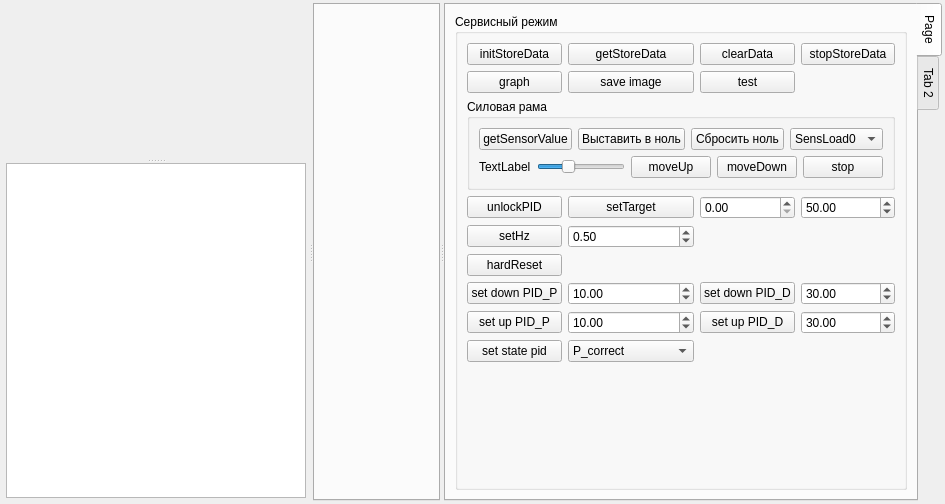
Above: pg-liga/experimentview.ui from predbannikov/pg-liga before the change. Below: the same form after it.
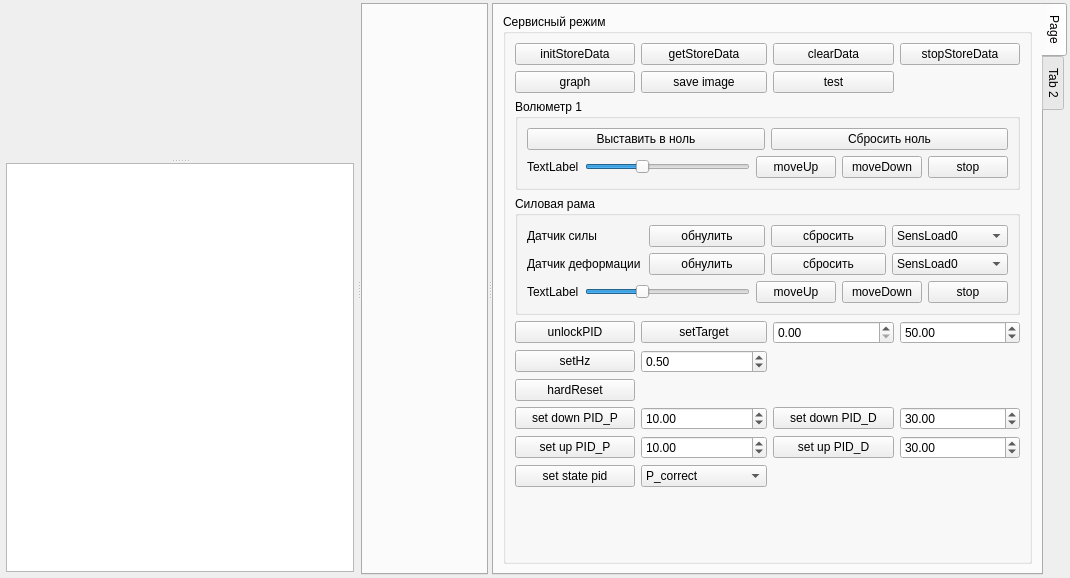
That is the form after the change. Custom widgets are drawn as their Qt base class.

Commit message: test btn set zero and offset loadframe

Patch:
```diff
--- a/pg-liga/experimentview.ui
+++ b/pg-liga/experimentview.ui
@@ -6,8 +6,8 @@
    <rect>
     <x>0</x>
     <y>0</y>
-    <width>943</width>
-    <height>504</height>
+    <width>1070</width>
+    <height>578</height>
    </rect>
   </property>
   <property name="windowTitle">
@@ -83,7 +83,7 @@
             <rect>
              <x>0</x>
              <y>0</y>
-             <width>307</width>
+             <width>357</width>
              <height>150</height>
             </rect>
            </property>
@@ -384,23 +384,23 @@
                  <item>
                   <layout class="QHBoxLayout" name="horizontalLayout_2">
                    <item>
-                    <widget class="QPushButton" name="btnGetSensorValue">
+                    <widget class="QLabel" name="label">
                      <property name="text">
-                      <string>getSensorValue</string>
+                      <string>Датчик силы</string>
                      </property>
                     </widget>
                    </item>
                    <item>
                     <widget class="QPushButton" name="btnSensorSetZero">
                      <property name="text">
-                      <string>Выставить в ноль</string>
+                      <string>обнулить</string>
                      </property>
                     </widget>
                    </item>
                    <item>
                     <widget class="QPushButton" name="btnResetSensorOffset">
                      <property name="text">
-                      <string>Сбросить ноль</string>
+                      <string>сбросить</string>
                      </property>
                     </widget>
                    </item>
@@ -450,6 +450,75 @@
                    </item>
                   </layout>
                  </item>
+                 <item>
+                  <layout class="QHBoxLayout" name="horizontalLayout_5">
+                   <item>
+                    <widget class="QLabel" name="label_2">
+                     <property name="text">
+                      <string>Датчик деформации</string>
+                     </property>
+                    </widget>
+                   </item>
+                   <item>
+                    <widget class="QPushButton" name="btnLoadFrameSensorDeformSetZero">
+                     <property name="text">
+                      <string>обнулить</string>
+                     </property>
+                    </widget>
+                   </item>
+                   <item>
+                    <widget class="QPushButton" name="btnLoadFrameSensorDeformReset">
+                     <property name="text">
+                      <string>сбросить</string>
+                     </property>
+                    </widget>
+                   </item>
+                   <item>
+                    <widget class="QComboBox" name="cmbSensorName_2">
+                     <item>
+                      <property name="text">
+                       <string>SensLoad0</string>
+                      </property>
+                     </item>
+                     <item>
+                      <property name="text">
+                       <string>SensLoad1</string>
+                      </property>
+                     </item>
+                     <item>
+                      <property name="text">
+                       <string>SensDef0</string>
+                      </property>
+                     </item>
+                     <item>
+                      <property name="text">
+                       <string>SensDef1</string>
+                      </property>
+                     </item>
+                     <item>
+                      <property name="text">
+                       <string>SensPrs2</string>
+                      </property>
+                     </item>
+                     <item>
+                      <property name="text">
+                       <string>SensPrs1</string>
+                      </property>
+                     </item>
+                     <item>
+                      <property name="text">
+                       <string>SensPrs0</string>
+                      </property>
+                     </item>
+                     <item>
+                      <property name="text">
+                       <string>SensBase</string>
+                      </property>
+                     </item>
+                    </widget>
+                   </item>
+                  </layout>
+                 </item>
                  <item>
                   <layout class="QHBoxLayout" name="horizontalLayout">
                    <item>
@@ -511,6 +580,84 @@
                 </property>
                </widget>
               </item>
+              <item row="2" column="0" colspan="4">
+               <widget class="QGroupBox" name="grpVolumetr1">
+                <property name="title">
+                 <string>Волюметр 1</string>
+                </property>
+                <layout class="QVBoxLayout" name="verticalLayout_7">
+                 <item>
+                  <layout class="QHBoxLayout" name="horizontalLayout_3">
+                   <item>
+                    <widget class="QPushButton" name="btnVolumetr1SensorPressureSetZero">
+                     <property name="text">
+                      <string>Выставить в ноль</string>
+                     </property>
+                    </widget>
+                   </item>
+                   <item>
+                    <widget class="QPushButton" name="btnVolumetr1SensorPressureReset">
+                     <property name="text">
+                      <string>Сбросить ноль</string>
+                     </property>
+                    </widget>
+                   </item>
+                  </layout>
+                 </item>
+                 <item>
+                  <layout class="QHBoxLayout" name="horizontalLayout_4">
+                   <item>
+                    <widget class="QLabel" name="lblVolumetr1Speed">
+                     <property name="text">
+                      <string>TextLabel</string>
+                     </property>
+                     <property name="buddy">
+                      <cstring>sliderLoadFrameSpeed</cstring>
+                     </property>
+                    </widget>
+                   </item>
+                   <item>
+                    <widget class="QSlider" name="sliderVolumetr1Speed">
+                     <property name="maximum">
+                      <number>150</number>
+                     </property>
+                     <property name="sliderPosition">
+                      <number>50</number>
+                     </property>
+                     <property name="orientation">
+                      <enum>Qt::Horizontal</enum>
+                     </property>
+                     <property name="tickPosition">
+                      <enum>QSlider::NoTicks</enum>
+                     </property>
+                    </widget>
+                   </item>
+                   <item>
+                    <widget class="QPushButton" name="btnVolumetr1MoveUp">
+                     <property name="text">
+                      <string>moveUp</string>
+                     </property>
+                    </widget>
+                   </item>
+                   <item>
+                    <widget class="QPushButton" name="btnVolumetr1MoveDown">
+                     <property name="text">
+                      <string>moveDown</string>
+                     </property>
+                    </widget>
+                   </item>
+                   <item>
+                    <widget class="QPushButton" name="btnVolumetr1Stop">
+                     <property name="text">
+                      <string>stop</string>
+                     </property>
+                    </widget>
+                   </item>
+                  </layout>
+                 </item>
+                </layout>
+               </widget>
+              </item>
              </layout>
             </widget>
            </item>
```
Left out of the diff: 4 changed lines with no effect on the pictures. The commit also changes 4 other files.
